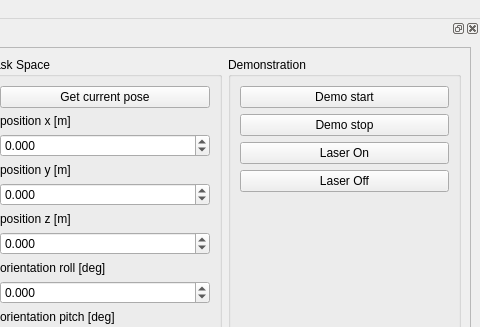
The window that manipulator_h_gui/ui/main_window.ui (ROBOTIS-GIT/ROBOTIS-MANIPULATOR-H) describes before a commit, drawn with Qt 5; both pictures show x 803 to 1283 and y 0 to 327 of the 1283 by 671 pixel window.
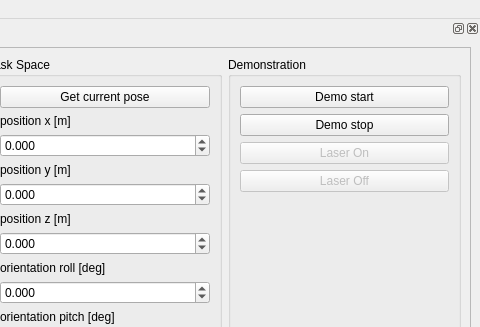
The same window after the commit. Icons and pictures are not drawn.

```diff
--- a/manipulator_h_gui/ui/main_window.ui
+++ b/manipulator_h_gui/ui/main_window.ui
@@ -209,6 +209,9 @@
            </item>
            <item>
             <widget class="QPushButton" name="laser_on_button">
+             <property name="enabled">
+              <bool>false</bool>
+             </property>
              <property name="text">
               <string>Laser On</string>
              </property>
@@ -216,6 +219,9 @@
            </item>
            <item>
             <widget class="QPushButton" name="laser_off_button">
+             <property name="enabled">
+              <bool>false</bool>
+             </property>
              <property name="text">
               <string>Laser Off</string>
              </property>
```
